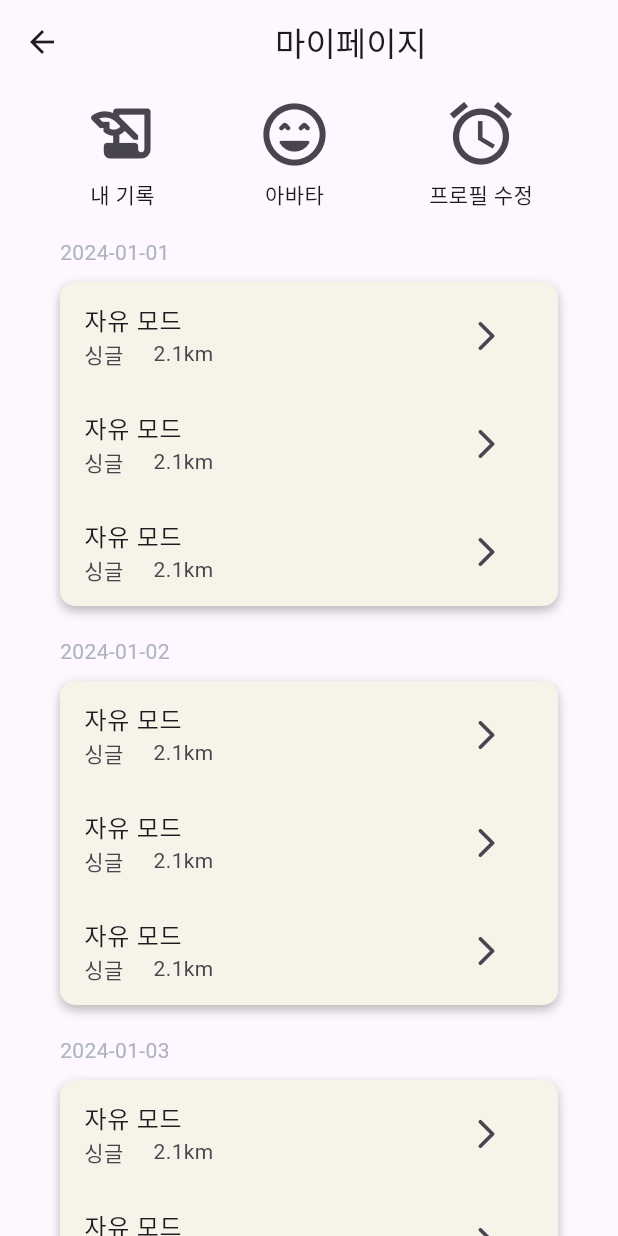
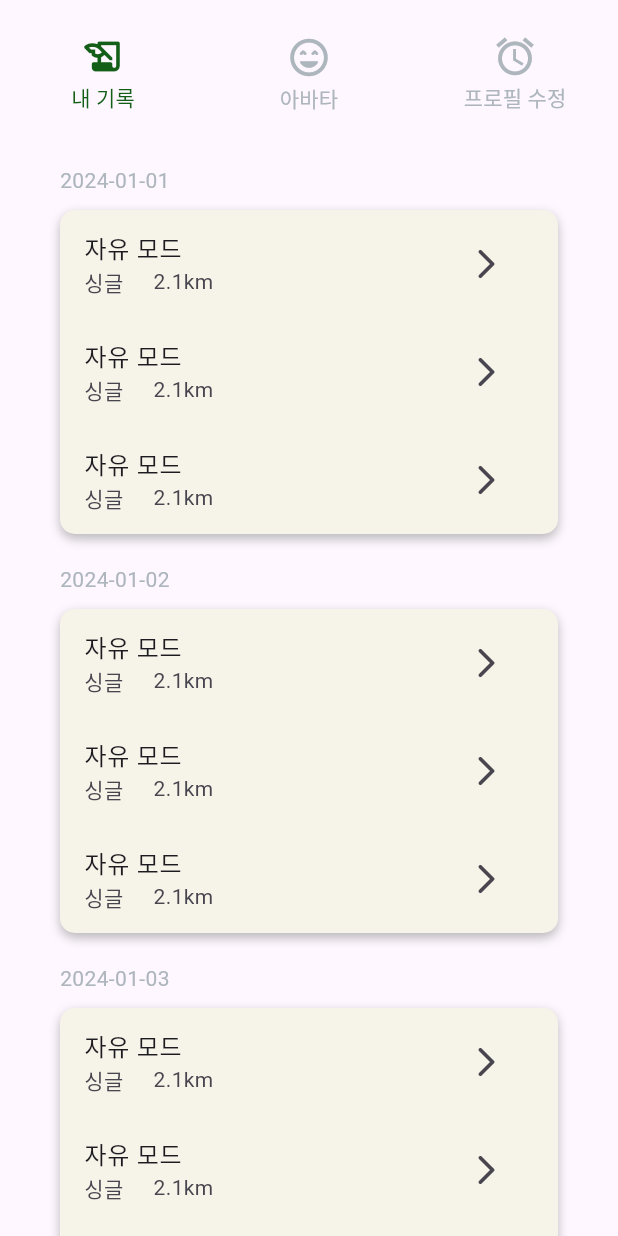
Before and after one commit to benyy0101/Wadada, a Flutter app: the MyPageLayout screen opened directly, on a phone screen of 412 x 824 dp. Run offline on Flutter 3.47's test engine with Material 3 defaults, Android fonts, the phone set to English and light mode, and no system bars.

Commit message:
FEAT: smallNav fully functional

```diff
--- a/wadada/lib/main.dart
+++ b/wadada/lib/main.dart
@@ -1,5 +1,6 @@
 import 'package:flutter/material.dart';
 import 'package:wadada/common/pages/mainpage.dart';
+import 'package:wadada/screens/mypage/layout.dart';
 
 void main() {
   runApp(const MyApp());
@@ -12,7 +13,7 @@ class MyApp extends StatelessWidget {
     return MaterialApp(
       debugShowCheckedModeBanner: false,
       title: 'Flutter Demo',
-      home: MainPage(),
+      home: MyPageLayout(),
     );
   }
 }
--- a/wadada/lib/screens/mypage/layout.dart
+++ b/wadada/lib/screens/mypage/layout.dart
@@ -1,137 +1,98 @@
+import 'package:flutter/material.dart';
+import 'package:wadada/common/const/colors.dart';
+import 'package:wadada/screens/mypage/recordList.dart';
+import 'package:wadada/screens/mypage/smallNav.dart';
+
 import 'package:flutter/material.dart';
 import 'package:wadada/common/const/colors.dart';
 import 'package:wadada/screens/mypage/smallNav.dart';
 
-class MyPageLayout extends StatelessWidget {
+import 'package:flutter/material.dart';
+import 'package:wadada/common/const/colors.dart';
+import 'package:wadada/screens/mypage/smallNav.dart';
+
+class MyPageLayout extends StatefulWidget {
   const MyPageLayout({Key? key}) : super(key: key);
+
+  @override
+  State<MyPageLayout> createState() => _MyPageLayoutState();
+}
+
+class _MyPageLayoutState extends State<MyPageLayout>
+    with TickerProviderStateMixin {
+  late TabController _tabController;
+
+  @override
+  void initState() {
+    super.initState();
+    _tabController = TabController(length: 3, vsync: this);
+  }
+
+  @override
+  void dispose() {
+    super.dispose();
+    _tabController.dispose();
+  }
 
   @override
   Widget build(BuildContext context) {
     return Scaffold(
-      appBar: AppBar(
-        title: const Center(
-          child: Text('마이페이지'),
+      body: SafeArea(
+        child: Column(
+          children: [
+            PreferredSize(
+              preferredSize:
+                  Size.fromHeight(100), // Specify the preferred height
+              child: Container(
+                height: 100,
+                child: TabBar(
+                  controller: _tabController,
+                  dividerColor: Colors.transparent,
+                  labelColor: DARK_GREEN_COLOR,
+                  indicatorColor: Colors.transparent,
+                  unselectedLabelColor: GRAY_400,
+                  tabs: [
+                    Tab(
+                      text: "내 기록",
+                      icon: Icon(
+                        Icons.history_edu_rounded,
+                        size: 30.0,
+                      ),
+                    ),
+                    Tab(
+                      text: "아바타",
+                      icon: Icon(
+                        Icons.sentiment_very_satisfied_rounded,
+                        size: 30.0,
+                      ),
+                    ),
+                    Tab(
+                      text: "프로필 수정",
+                      icon: Icon(
+                        Icons.access_alarm,
+                        size: 30.0,
+                      ),
+                    ),
+                  ],
+                ),
+              ),
+            ),
+            Expanded(
+              child: Container(
+                height: 100,
+                child: TabBarView(
+                  controller: _tabController,
+                  children: [
+                    RecordList(),
+                    Text("2"),
+                    Text("3"),
+                  ],
+                ),
+              ),
+            ),
+          ],
         ),
-      ),
-      body: const Column(
-        crossAxisAlignment: CrossAxisAlignment.center,
-        children: [SmallNav(), RecordList()],
       ),
     );
   }
 }
-
-class RecordList extends StatelessWidget {
-  const RecordList({super.key});
-
-  @override
-  Widget build(BuildContext context) {
-    const list = ['2024-01-01', '2024-01-02', '2024-01-03'];
-    return Container(
-      padding: EdgeInsets.fromLTRB(30, 0, 30, 0),
-      child: ListView(
-        shrinkWrap: true,
-        children: list
-            .map((e) => Container(
-                margin: EdgeInsets.all(10),
-                child: Column(
-                  crossAxisAlignment: CrossAxisAlignment.start,
-                  children: [
-                    Text(
-                      e.toString(),
-                      style: TextStyle(color: GRAY_400),
-                    ),
-                    SizedBox(height: 10.0),
-                    RecordCard()
-                  ],
-                )))
-            .toList(),
-      ),
-    );
-  }
-}
-
-class RecordCard extends StatelessWidget {
-  const RecordCard({super.key});
-
-  @override
-  Widget build(BuildContext context) {
-    return Container(
-        decoration: BoxDecoration(
-          color: OATMEAL_COLOR,
-          borderRadius: BorderRadius.all(Radius.circular(10)),
-          boxShadow: [
-            BoxShadow(
-              color: Colors.grey.withOpacity(0.7),
-              spreadRadius: 0,
-              blurRadius: 5.0,
-              offset: Offset(0, 3), // changes position of shadow
-            ),
-          ],
-        ),
-        child: ListTileWidget());
-  }
-}
-
-class ListTileWidget extends StatelessWidget {
-  const ListTileWidget({super.key});
-
-  @override
-  Widget build(BuildContext context) {
-    return Column(
-      children: [
-        ListTile(
-            title: const Text('자유 모드'),
-            subtitle: const Row(
-              children: [
-                Text('싱글'),
-                SizedBox(
-                  width: 20.0,
-                ),
-                Text('2.1km'),
-              ],
-            ),
-            trailing: IconButton(
-              onPressed: () {
-                print("HIHIHIHIHI");
-              },
-              icon: const Icon(Icons.arrow_forward_ios_rounded),
-            )),
-        ListTile(
-            title: const Text('자유 모드'),
-            subtitle: const Row(
-              children: [
-                Text('싱글'),
-                SizedBox(
-                  width: 20.0,
-                ),
-                Text('2.1km'),
-              ],
-            ),
-            trailing: IconButton(
-              onPressed: () {
-                print("HIHIHIHIHI");
-              },
-              icon: const Icon(Icons.arrow_forward_ios_rounded),
-            )),
-        ListTile(
-            title: const Text('자유 모드'),
-            subtitle: const Row(
-              children: [
-                Text('싱글'),
-                SizedBox(
-                  width: 20.0,
-                ),
-                Text('2.1km'),
-              ],
-            ),
-            trailing: IconButton(
-              onPressed: () {
-                print("HIHIHIHIHI");
-              },
-              icon: const Icon(Icons.arrow_forward_ios_rounded),
-            )),
-      ],
-    );
-  }
-}
--- /dev/null
+++ b/wadada/lib/screens/mypage/recordList.dart
@@ -0,0 +1,117 @@
+import 'package:flutter/material.dart';
+import 'package:wadada/common/const/colors.dart';
+
+class RecordList extends StatelessWidget {
+  const RecordList({super.key});
+
+  @override
+  Widget build(BuildContext context) {
+    const list = ['2024-01-01', '2024-01-02', '2024-01-03'];
+    return Container(
+      padding: EdgeInsets.fromLTRB(30, 0, 30, 0),
+      child: ListView(
+        shrinkWrap: true,
+        children: list
+            .map((e) => Container(
+                margin: EdgeInsets.all(10),
+                child: Column(
+                  crossAxisAlignment: CrossAxisAlignment.start,
+                  children: [
+                    Text(
+                      e.toString(),
+                      style: TextStyle(color: GRAY_400),
+                    ),
+                    SizedBox(height: 10.0),
+                    RecordCard()
+                  ],
+                )))
+            .toList(),
+      ),
+    );
+  }
+}
+
+class RecordCard extends StatelessWidget {
+  const RecordCard({super.key});
+
+  @override
+  Widget build(BuildContext context) {
+    return Container(
+        decoration: BoxDecoration(
+          color: OATMEAL_COLOR,
+          borderRadius: BorderRadius.all(Radius.circular(10)),
+          boxShadow: [
+            BoxShadow(
+              color: Colors.grey.withOpacity(0.7),
+              spreadRadius: 0,
+              blurRadius: 5.0,
+              offset: Offset(0, 3), // changes position of shadow
+            ),
+          ],
+        ),
+        child: ListTileWidget());
+  }
+}
+
+class ListTileWidget extends StatelessWidget {
+  const ListTileWidget({super.key});
+
+  @override
+  Widget build(BuildContext context) {
+    return Column(
+      children: [
+        ListTile(
+            title: const Text('자유 모드'),
+            subtitle: const Row(
+              children: [
+                Text('싱글'),
+                SizedBox(
+                  width: 20.0,
+                ),
+                Text('2.1km'),
+              ],
+            ),
+            trailing: IconButton(
+              onPressed: () {
+                print("HIHIHIHIHI");
+              },
+              icon: const Icon(Icons.arrow_forward_ios_rounded),
+            )),
+        ListTile(
+            title: const Text('자유 모드'),
+            subtitle: const Row(
+              children: [
+                Text('싱글'),
+                SizedBox(
+                  width: 20.0,
+                ),
+                Text('2.1km'),
+              ],
+            ),
+            trailing: IconButton(
+              onPressed: () {
+                print("HIHIHIHIHI");
+              },
+              icon: const Icon(Icons.arrow_forward_ios_rounded),
+            )),
+        ListTile(
+            title: const Text('자유 모드'),
+            subtitle: const Row(
+              children: [
+                Text('싱글'),
+                SizedBox(
+                  width: 20.0,
+                ),
+                Text('2.1km'),
+              ],
+            ),
+            trailing: IconButton(
+              onPressed: () {
+                print("HIHIHIHIHI");
+              },
+              icon: const Icon(Icons.arrow_forward_ios_rounded),
+            )),
+      ],
+    );
+  }
+}
--- a/wadada/lib/screens/mypage/smallNav.dart
+++ b/wadada/lib/screens/mypage/smallNav.dart
@@ -6,49 +6,52 @@ class SmallNav extends StatelessWidget {
 
   @override
   Widget build(BuildContext context) {
-    return Row(
-      mainAxisAlignment: MainAxisAlignment.spaceEvenly,
-      children: [
-        IconButton(
-            onPressed: () {},
-            tooltip: '내 기록을 봅니다',
-            icon: const Column(
-              children: [
-                Icon(
-                  Icons.history_edu_rounded,
-                  size: 50.0,
-                ),
-                SizedBox(height: 5.0),
-                Text('내 기록')
-              ],
-            )),
-        IconButton(
-            onPressed: () {},
-            tooltip: '',
-            icon: const Column(
-              children: [
-                Icon(
-                  Icons.sentiment_very_satisfied_rounded,
-                  size: 50,
-                ),
-                SizedBox(height: 5.0),
-                Text('아바타')
-              ],
-            )),
-        IconButton(
-            onPressed: () {},
-            tooltip: '프로필을 수정합니다.',
-            icon: const Column(
-              children: [
-                Icon(
-                  Icons.access_alarm,
-                  size: 50.0,
-                ),
-                SizedBox(height: 5.0),
-                Text('프로필 수정')
-              ],
-            )),
-      ],
-    );
+    return Row(children: <Widget>[
+      TabBar(tabs: <Widget>[Tab(text: "1"), Tab(text: "2"), Tab(text: "3")])
+    ]);
+    // return Row(
+    //   mainAxisAlignment: MainAxisAlignment.spaceEvenly,
+    //   children: [
+    //     IconButton(
+    //         onPressed: () {},
+    //         tooltip: '내 기록을 봅니다',
+    //         icon: const Column(
+    //           children: [
+    //             Icon(
+    //               Icons.history_edu_rounded,
+    //               size: 50.0,
+    //             ),
+    //             SizedBox(height: 5.0),
+    //             Text('내 기록')
+    //           ],
+    //         )),
+    //     IconButton(
+    //         onPressed: () {},
+    //         tooltip: '',
+    //         icon: const Column(
+    //           children: [
+    //             Icon(
+    //               Icons.sentiment_very_satisfied_rounded,
+    //               size: 50,
+    //             ),
+    //             SizedBox(height: 5.0),
+    //             Text('아바타')
+    //           ],
+    //         )),
+    //     IconButton(
+    //         onPressed: () {},
+    //         tooltip: '프로필을 수정합니다.',
+    //         icon: const Column(
+    //           children: [
+    //             Icon(
+    //               Icons.access_alarm,
+    //               size: 50.0,
+    //             ),
+    //             SizedBox(height: 5.0),
+    //             Text('프로필 수정')
+    //           ],
+    //         )),
+    //   ],
+    // );
   }
 }
```
Also changed, not shown: wadada/lib/screens/mypage/avartar.dart (added).
